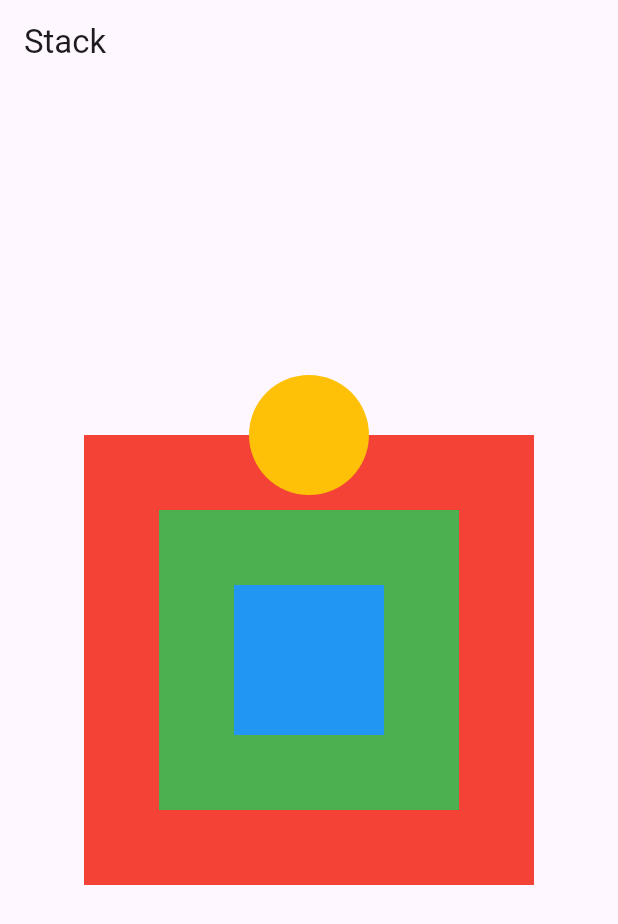
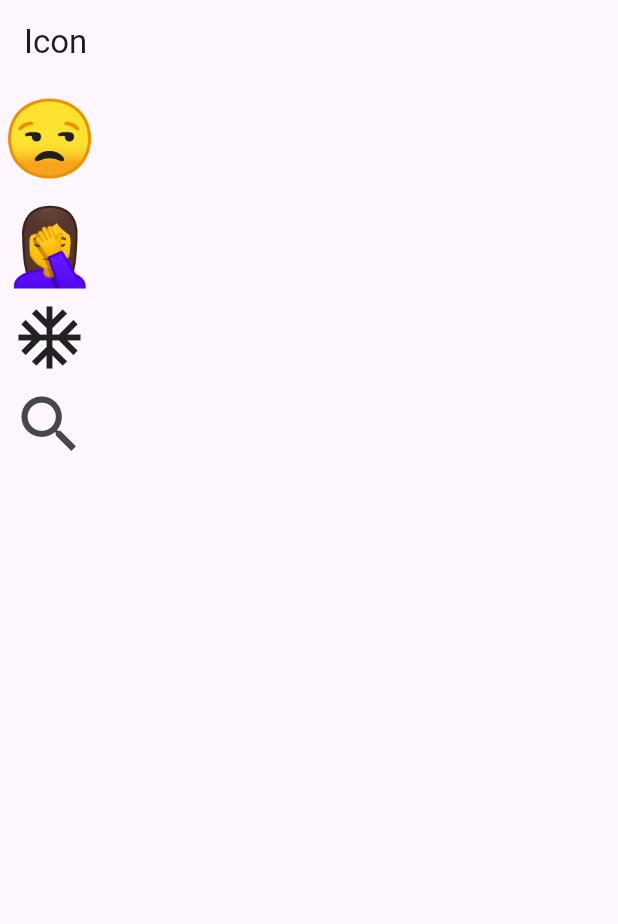
Before and after one commit to abidroid/sbbwu_session8_row_col_stack, a Flutter app: the screen it shows after launch, on a phone screen of 412 x 824 dp. Shown: the top 924 px of the screen. Run offline on Flutter 3.47's test engine with Material 3 defaults, Android fonts, the phone set to English and light mode, and no system bars.

Commit message:
icons done

```diff
--- a/lib/main.dart
+++ b/lib/main.dart
@@ -1,6 +1,7 @@
 import 'package:flutter/material.dart';
 import 'package:sbbwu_session8_row_col_stack/screens/first_screen.dart';
 import 'package:sbbwu_session8_row_col_stack/screens/second_screen.dart';
+import 'package:sbbwu_session8_row_col_stack/screens/third_screen.dart';
 
 void main() {
   runApp(const MyApp());
@@ -19,7 +20,7 @@ class MyApp extends StatelessWidget {
         colorScheme: ColorScheme.fromSeed(seedColor: Colors.deepPurple),
         useMaterial3: true,
       ),
-      home: const SecondScreen(),
+      home: const ThirdScreen(),
     );
   }
 }
--- /dev/null
+++ b/lib/screens/third_screen.dart
@@ -0,0 +1,32 @@
+import 'package:flutter/material.dart';
+
+class ThirdScreen extends StatelessWidget {
+  const ThirdScreen({super.key});
+
+  @override
+  Widget build(BuildContext context) {
+    return Scaffold(
+      appBar: AppBar(
+        title: const Text('Icon'),
+      ),
+      body: Column(
+        children: [
+
+           Text('😒', style: TextStyle(fontSize: 50),),
+
+          const Text('🤦‍♀️', style: TextStyle(fontSize: 50),),
+          const Icon(
+            Icons.ac_unit,
+            size: 50,
+          ),
+          IconButton(
+              onPressed: () {},
+              icon: const Icon(
+                Icons.search,
+                size: 50,
+              ))
+        ],
+      ),
+    );
+  }
+}
```
